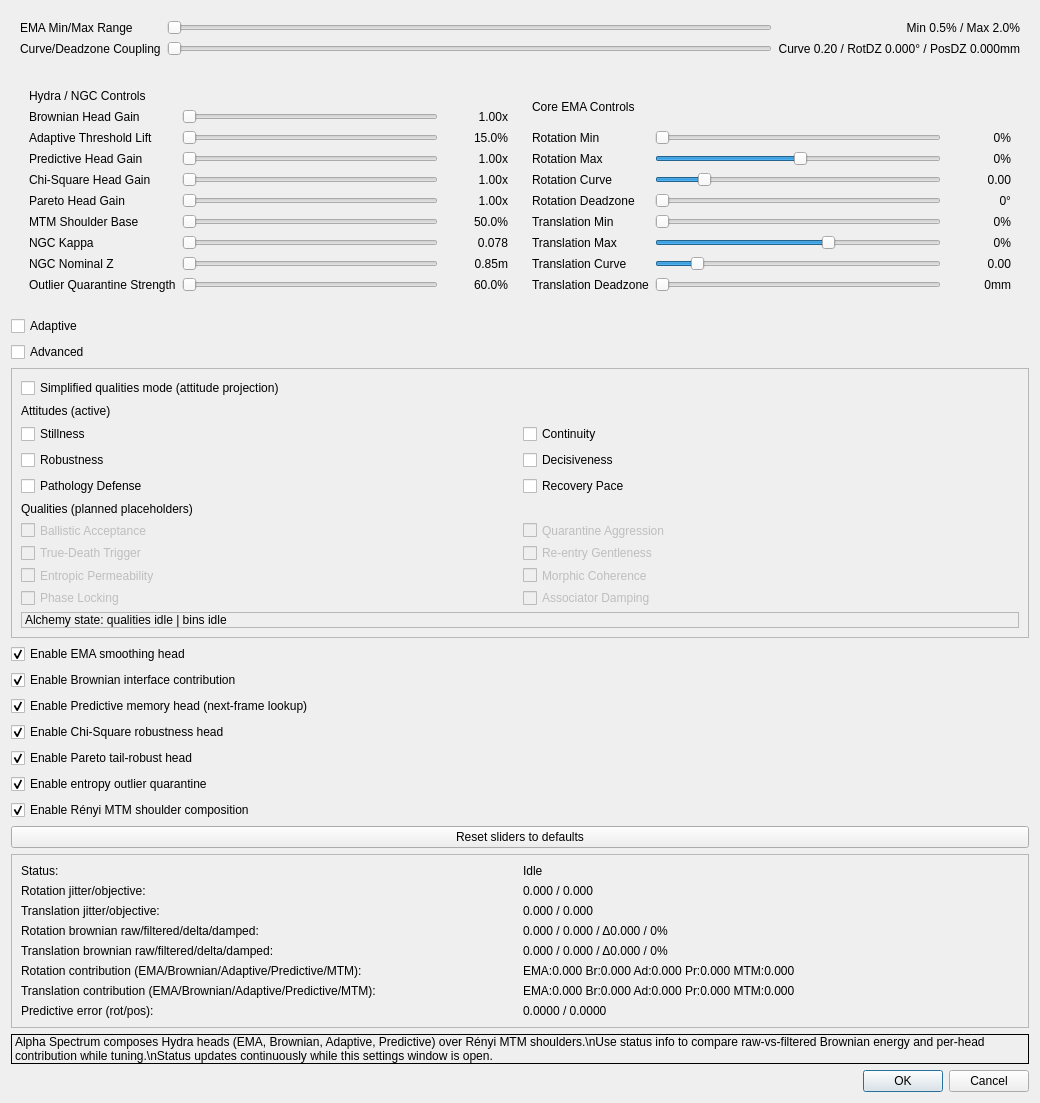
This is filter-alpha-spectrum/ftnoir_alpha_spectrum_filtercontrols.ui in ganzuul/opentrack as Qt 5 draws it before an edit. The edited form follows.
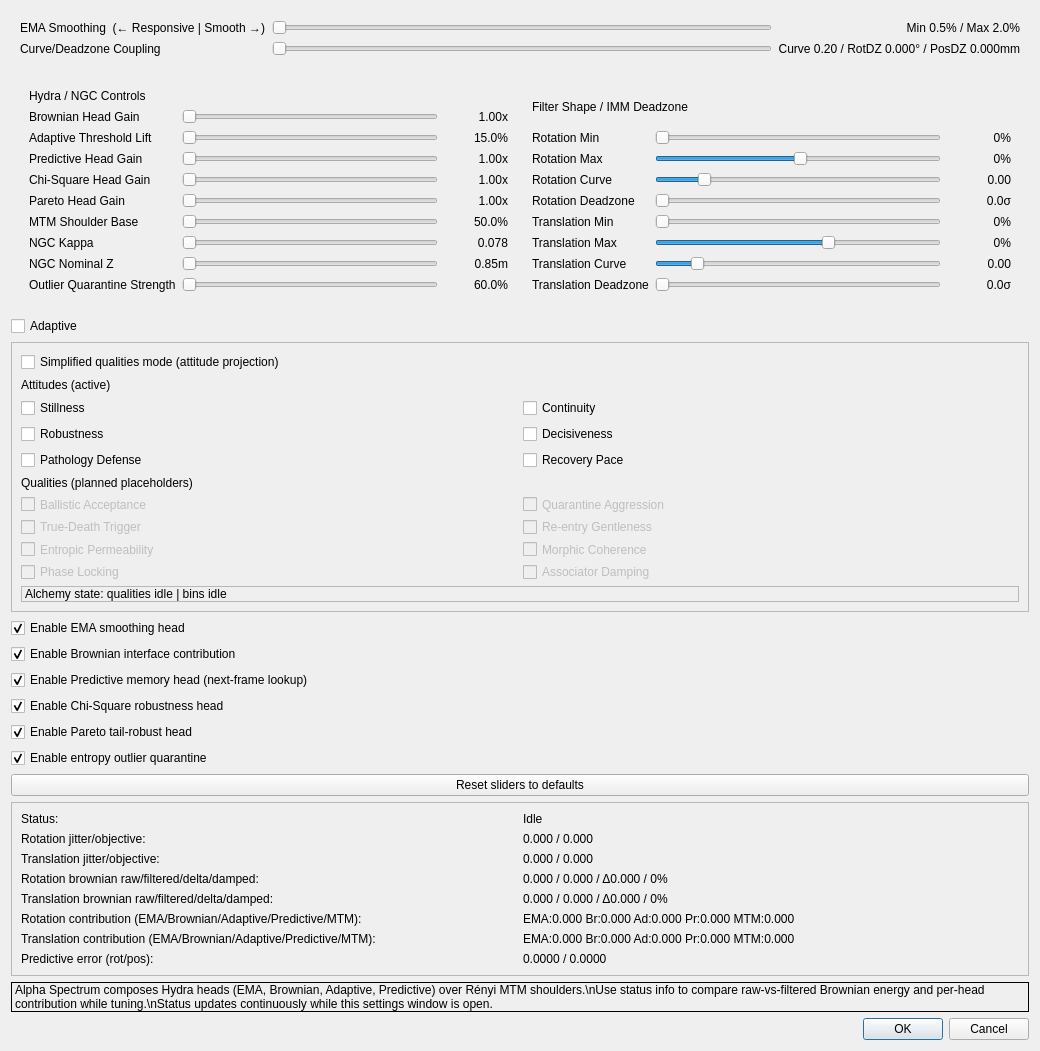
This is the edited form. Icons and pictures are not drawn.

Commit message: filter-alpha-spectrum: IMM rewrite, Mahalanobis DZ, node canvas, profile persistence

```diff
--- a/filter-alpha-spectrum/ftnoir_alpha_spectrum_filtercontrols.ui
+++ b/filter-alpha-spectrum/ftnoir_alpha_spectrum_filtercontrols.ui
@@ -33,7 +33,7 @@
      <item row="0" column="0">
       <widget class="QLabel" name="simple_alpha_text">
        <property name="text">
-        <string>EMA Min/Max Range</string>
+        <string>EMA Smoothing  (← Responsive | Smooth →)</string>
        </property>
       </widget>
      </item>
@@ -157,7 +157,7 @@
     <item>
      <widget class="QFrame" name="frame">
       <layout class="QGridLayout" name="gridLayout">
-      <item row="0" column="0" colspan="3"><widget class="QLabel" name="core_column_title"><property name="text"><string>Core EMA Controls</string></property></widget></item>
+      <item row="0" column="0" colspan="3"><widget class="QLabel" name="core_column_title"><property name="text"><string>Filter Shape / IMM Deadzone</string></property></widget></item>
       <item row="1" column="0"><widget class="QLabel" name="rot_min_text"><property name="text"><string>Rotation Min</string></property></widget></item>
       <item row="1" column="1"><widget class="QSlider" name="rot_min_slider"><property name="maximum"><number>3950</number></property><property name="singleStep"><number>10</number></property><property name="pageStep"><number>100</number></property><property name="orientation"><enum>Qt::Horizontal</enum></property></widget></item>
       <item row="1" column="2"><widget class="QLabel" name="rot_min_label"><property name="minimumSize"><size><width>64</width><height>0</height></size></property><property name="text"><string>0%</string></property><property name="alignment"><set>Qt::AlignRight|Qt::AlignVCenter</set></property></widget></item>
@@ -169,7 +169,7 @@
       <item row="3" column="2"><widget class="QLabel" name="rot_curve_label"><property name="minimumSize"><size><width>64</width><height>0</height></size></property><property name="text"><string>0.00</string></property><property name="alignment"><set>Qt::AlignRight|Qt::AlignVCenter</set></property></widget></item>
       <item row="4" column="0"><widget class="QLabel" name="rot_deadzone_text"><property name="text"><string>Rotation Deadzone</string></property></widget></item>
       <item row="4" column="1"><widget class="QSlider" name="rot_deadzone_slider"><property name="maximum"><number>3000</number></property><property name="singleStep"><number>10</number></property><property name="pageStep"><number>100</number></property><property name="orientation"><enum>Qt::Horizontal</enum></property></widget></item>
-      <item row="4" column="2"><widget class="QLabel" name="rot_deadzone_label"><property name="minimumSize"><size><width>64</width><height>0</height></size></property><property name="text"><string>0°</string></property><property name="alignment"><set>Qt::AlignRight|Qt::AlignVCenter</set></property></widget></item>
+      <item row="4" column="2"><widget class="QLabel" name="rot_deadzone_label"><property name="minimumSize"><size><width>64</width><height>0</height></size></property><property name="text"><string>0.0σ</string></property><property name="alignment"><set>Qt::AlignRight|Qt::AlignVCenter</set></property></widget></item>
       <item row="5" column="0"><widget class="QLabel" name="pos_min_text"><property name="text"><string>Translation Min</string></property></widget></item>
       <item row="5" column="1"><widget class="QSlider" name="pos_min_slider"><property name="maximum"><number>3950</number></property><property name="singleStep"><number>10</number></property><property name="pageStep"><number>100</number></property><property name="orientation"><enum>Qt::Horizontal</enum></property></widget></item>
       <item row="5" column="2"><widget class="QLabel" name="pos_min_label"><property name="minimumSize"><size><width>64</width><height>0</height></size></property><property name="text"><string>0%</string></property><property name="alignment"><set>Qt::AlignRight|Qt::AlignVCenter</set></property></widget></item>
@@ -181,7 +181,7 @@
       <item row="7" column="2"><widget class="QLabel" name="pos_curve_label"><property name="minimumSize"><size><width>64</width><height>0</height></size></property><property name="text"><string>0.00</string></property><property name="alignment"><set>Qt::AlignRight|Qt::AlignVCenter</set></property></widget></item>
       <item row="8" column="0"><widget class="QLabel" name="pos_deadzone_text"><property name="text"><string>Translation Deadzone</string></property></widget></item>
       <item row="8" column="1"><widget class="QSlider" name="pos_deadzone_slider"><property name="maximum"><number>20000</number></property><property name="singleStep"><number>20</number></property><property name="pageStep"><number>200</number></property><property name="orientation"><enum>Qt::Horizontal</enum></property></widget></item>
-      <item row="8" column="2"><widget class="QLabel" name="pos_deadzone_label"><property name="minimumSize"><size><width>64</width><height>0</height></size></property><property name="text"><string>0mm</string></property><property name="alignment"><set>Qt::AlignRight|Qt::AlignVCenter</set></property></widget></item>
+      <item row="8" column="2"><widget class="QLabel" name="pos_deadzone_label"><property name="minimumSize"><size><width>64</width><height>0</height></size></property><property name="text"><string>0.0σ</string></property><property name="alignment"><set>Qt::AlignRight|Qt::AlignVCenter</set></property></widget></item>
       </layout>
      </widget>
     </item>
@@ -198,16 +198,6 @@
       </property>
      </widget>
     </item>
-    <item>
-     <widget class="QCheckBox" name="advanced_mode_check">
-      <property name="text">
-       <string>Advanced</string>
-      </property>
-      <property name="checked">
-       <bool>false</bool>
-      </property>
-     </widget>
-    </item>
     <item>
      <widget class="QFrame" name="qualities_frame">
       <property name="frameShape">
@@ -339,16 +329,6 @@
       </property>
      </widget>
     </item>
-    <item>
-     <widget class="QCheckBox" name="mtm_enabled_check">
-      <property name="text">
-       <string>Enable Rényi MTM shoulder composition</string>
-      </property>
-      <property name="checked">
-       <bool>true</bool>
-      </property>
-     </widget>
-    </item>
     <item>
      <widget class="QPushButton" name="reset_defaults_button">
       <property name="text">
```
The commit also changes 24 other files.
